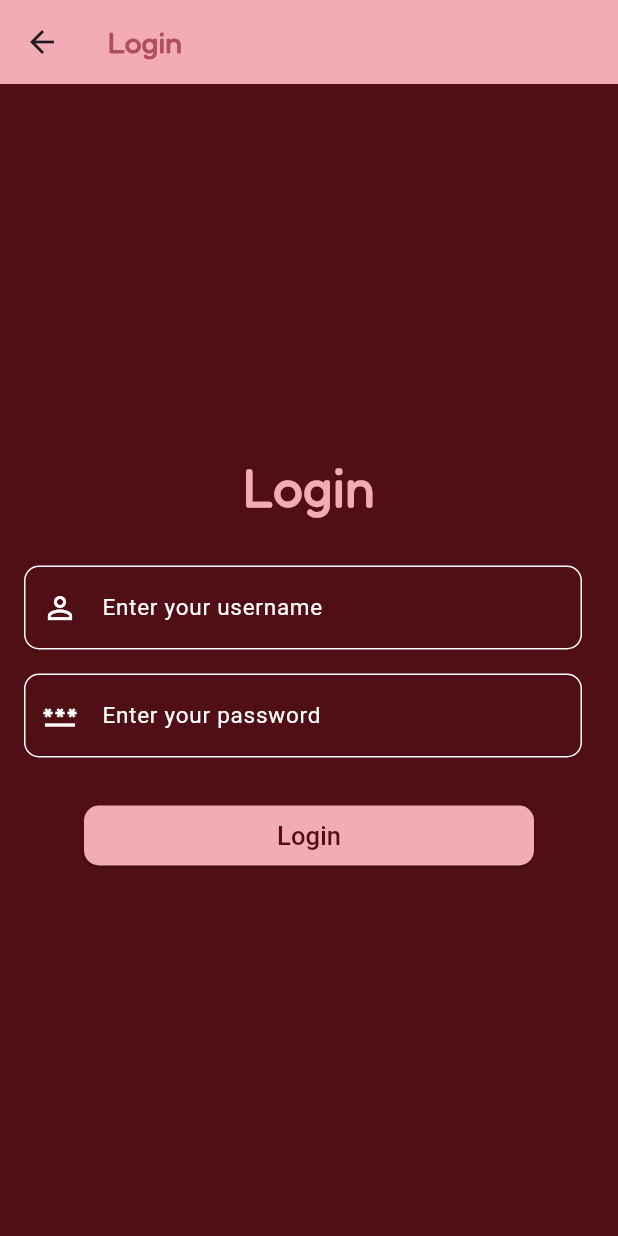
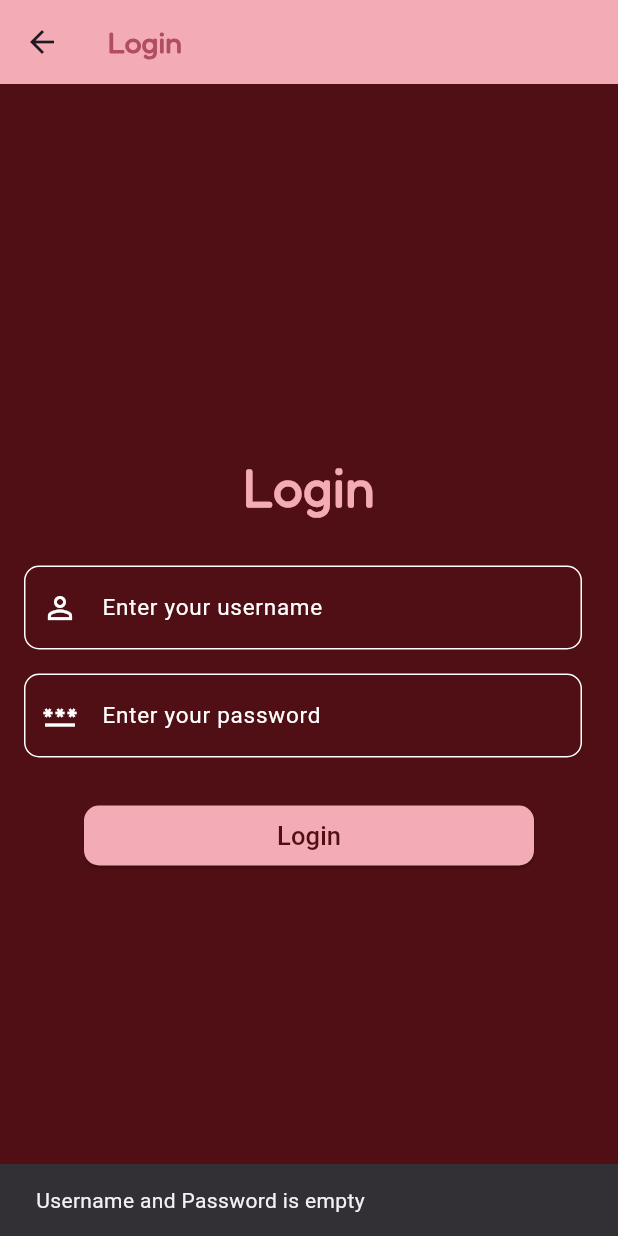
Before and after one commit to elviazamora338/app_2024, a Flutter app: the LoginScreen screen opened directly, after a tap on "Login", on a phone screen of 412 x 824 dp. Run offline on Flutter 3.47's test engine with Material 3 defaults, Android fonts, the phone set to English and light mode, and no system bars; Roboto replaces fonts that are missing (Fedoka, Montserrat-Regular).

```diff
--- /dev/null
+++ b/lib/models/authorization.dart
@@ -0,0 +1,52 @@
+import 'package:flutter/material.dart' ;
+
+class Authorization {
+  // list that contains the warnings
+  List<String> warnings = [
+  "Username is empty",
+  "Password is empty",
+  "Username and Password is empty",
+  "Username not found or incorrect",
+  "Password is incorrect"
+  ];
+   // function to validate login credentials are entered and correct
+  // will need to change this when confirming from datbase - E
+  String validate(String username, String password) {
+    if (username.isEmpty && password.isEmpty)
+    {
+      // will return the warning: Username and Password is empty
+      return warnings[2];
+    }
+    // if the username is empty
+    else if (username.isEmpty) {
+      return warnings[0];
+    }
+    // if the password is empty
+    else if (password.isEmpty) {
+      return warnings[1];
+    }
+    // if the username and password is empty
+    else if (username.isEmpty && password.isEmpty) {
+      return warnings[2];
+    }
+    else {
+      return "Login Successful";
+    }
+  }
+  // function to login
+  void login(BuildContext context, TextEditingController _usernameController, TextEditingController _passwordController)
+  {
+    String username = _usernameController.text;
+    String password = _passwordController.text;
+    // calling the validate function to check input of user
+    String result = validate(username, password);
+    // showing the result in a snackbar
+    ScaffoldMessenger.of(context).showSnackBar(
+      SnackBar(
+        content: Text(result),
+        // for at least 2 seconds
+        duration: const Duration(seconds: 2),
+      ),
+    );
+  }
+}
--- a/lib/screens/login_screen.dart
+++ b/lib/screens/login_screen.dart
@@ -1,4 +1,5 @@
 import 'package:flutter/material.dart';
+import 'package:app_swe2024/models/authorization.dart';
 
 class LoginScreen extends StatefulWidget {
   @override
@@ -6,7 +7,14 @@ class LoginScreen extends StatefulWidget {
 }
 
 class _LoginScreenState extends State<LoginScreen> {
+
+  final Authorization authorization = Authorization();
+
+  final TextEditingController _usernameController = TextEditingController();
+  final TextEditingController _passwordController = TextEditingController();
+
   @override
+
   Widget build(BuildContext context) {
     return Scaffold(
       appBar: AppBar(
@@ -47,12 +55,14 @@ class _LoginScreenState extends State<LoginScreen> {
             Column(
               children: [
                 // the listtile for the username
-                const ListTile(
+                ListTile(
                   title: TextField(
-                     style: TextStyle(
-                      color: Colors.white,
+                    controller: _usernameController,
+                    style: const TextStyle(
+                      // color changes when entering text
+                      color: Color(0xFFF3ACB5),
                     ),
-                    decoration: InputDecoration(
+                    decoration: const InputDecoration(
                       prefixIcon: Icon(Icons.perm_identity,
                         color: Colors.white,
                       ),
@@ -86,13 +96,15 @@ class _LoginScreenState extends State<LoginScreen> {
 
 
                 // the listtile for the password
-                const ListTile(
+                ListTile(
                   title: TextField(
+                    controller: _passwordController,
                     obscureText: true,
-                    style: TextStyle(
-                      color: Colors.white,
+                    style: const TextStyle(
+                      // color changes when inputting text
+                      color: Color(0xFFF3ACB5),
                     ),
-                    decoration: InputDecoration(
+                    decoration: const InputDecoration(
                       prefixIcon: Icon(Icons.password,
                         color: Colors.white,
                       ),
@@ -106,21 +118,24 @@ class _LoginScreenState extends State<LoginScreen> {
                       border: OutlineInputBorder(
                         borderRadius: BorderRadius.all(Radius.circular(10)),
                         borderSide: BorderSide(
-                          color: Colors.white, // Border color
+                          // color of the border
+                          color: Colors.white,
                         ),
                       ),
                       // when the textfield is enabled
                       enabledBorder: OutlineInputBorder(
                          borderRadius: BorderRadius.all(Radius.circular(10)),
                         borderSide: BorderSide(
-                          color: Colors.white, // Border color when enabled
+                          // Border color when enabled
+                          color: Colors.white,
                         ),
                       ),
                       // when the textfield is focused
                       focusedBorder: OutlineInputBorder(
                         borderRadius: BorderRadius.all(Radius.circular(10)),
                         borderSide: BorderSide(
-                          color: Color(0xFFF3ACB5), // Border color when focused
+                          // Border color when focused
+                          color: Color(0xFFF3ACB5),
                         ),
                       ),
                     ),
@@ -133,7 +148,7 @@ class _LoginScreenState extends State<LoginScreen> {
                 // the login button
                 ElevatedButton(
                   onPressed: () {
-                    // navigate to the welcome screen
+                    authorization.login(context, _usernameController, _passwordController);
                   },
                   // changing the sttyle of the button
                   style: ElevatedButton.styleFrom(
@@ -149,7 +164,6 @@ class _LoginScreenState extends State<LoginScreen> {
                       color: Color(0xFF500F15),
                       fontSize: 17,
                       fontFamily: "Fedoka",
-
                     ),
                   ),
                 ),
@@ -160,4 +174,5 @@ class _LoginScreenState extends State<LoginScreen> {
       ),
     );
   }
+
 }
```
Also changed, not shown: 2 other files.
